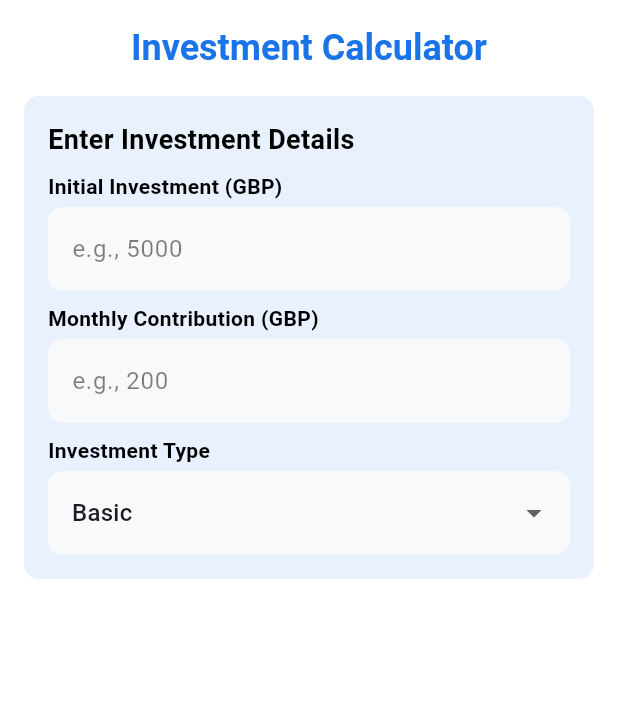
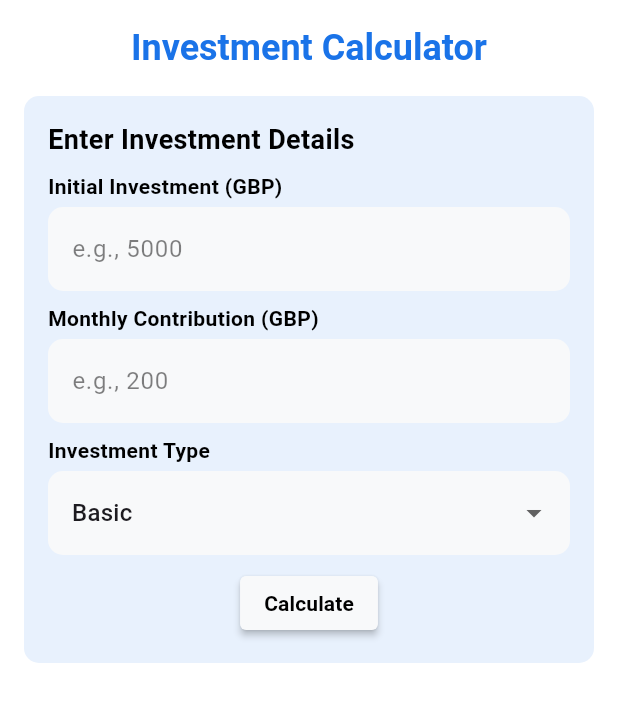
Before and after one commit to Nadun-Charuka/MyFinovate, a Flutter app: the InvestmentCalculator widget shown alone on an empty page, opened directly, on a phone screen of 412 x 824 dp. Shown: the top 702 px of the screen. Run offline on Flutter 3.47's test engine with Material 3 defaults, Android fonts, the phone set to English and light mode, and no system bars; our stand-ins replace fl_chart, shared_preferences; accounts and stored records are empty.

Commit message:
some UI changes

```diff
--- a/lib/widgets/investmen.dart
+++ b/lib/widgets/investmen.dart
@@ -49,6 +49,8 @@
           const SizedBox(height: 8),
           _buildDropdown(
               context, "Investment Type", ["Basic", "Growth", "Advanced"]),
+          const SizedBox(height: 8),
+          _buildSubmitButton(context),
         ],
       ),
     );
@@ -134,4 +136,30 @@
       ],
     );
   }
+
+  Widget _buildSubmitButton(BuildContext context) {
+    return Center(
+      child: ElevatedButton(
+        onPressed: () {},
+        style: ElevatedButton.styleFrom(
+          backgroundColor: Theme.of(context).cardColor, // Background color
+          minimumSize: const Size(80, 30), // Button size
+          padding: const EdgeInsets.symmetric(horizontal: 16, vertical: 8),
+          shape: RoundedRectangleBorder(
+            borderRadius: BorderRadius.circular(4), // Rounded corners
+          ),
+          elevation: 2, // Shadow elevation
+          // Add more style properties if needed
+        ),
+        child: Text(
+          "Calculate",
+          style: TextStyle(
+            fontSize: 14,
+            fontWeight: FontWeight.w600,
+            color: Theme.of(context).textTheme.bodyMedium?.color,
+          ),
+        ),
+      ),
+    );
+  }
 }
--- a/lib/widgets/schedule_widget.dart
+++ b/lib/widgets/schedule_widget.dart
@@ -8,9 +8,9 @@
   Widget build(BuildContext context) {
     return Column(
       children: [
-        _buildDetails(context, "Loan due", "Today 9AM -10AM"),
-        _buildDetails(context, "Payement Cancelled", "Today 5AM -7AM"),
-        _buildDetails(context, "Interest debit", "Today 9PM -10PM"),
+        _buildDetails(context, "Loan due", "Today 9AM "),
+        _buildDetails(context, "Payement Cancelled", "Today 5AM"),
+        _buildDetails(context, "Interest debit", "Yesterday 10PM"),
       ],
     );
   }
```
